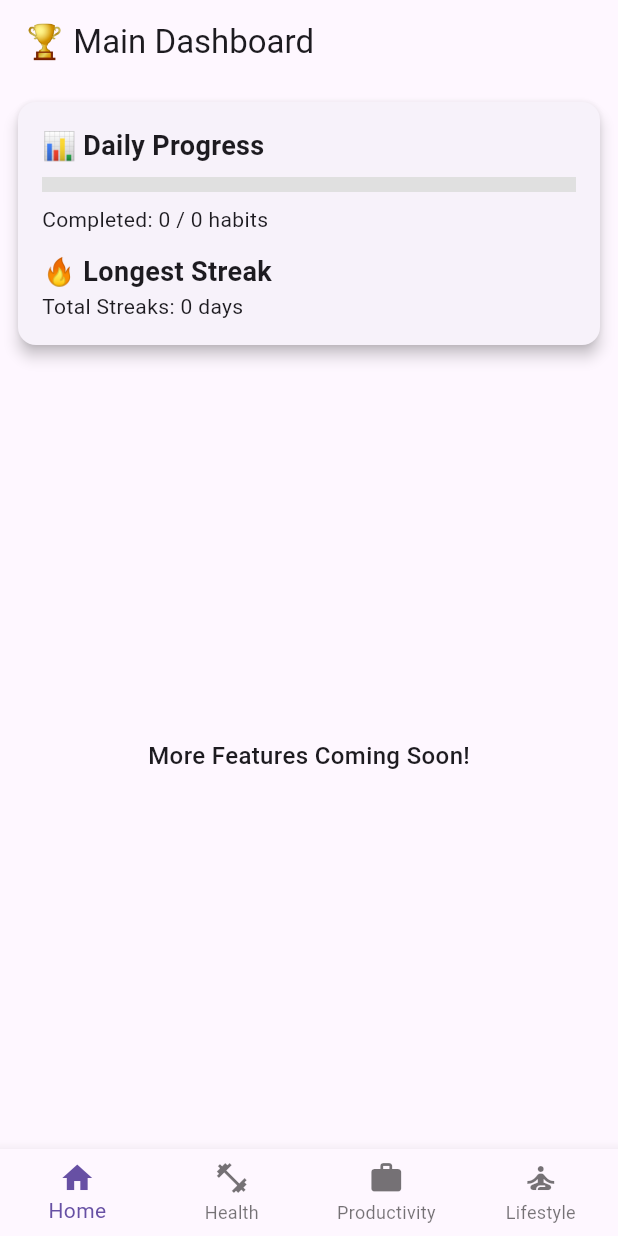
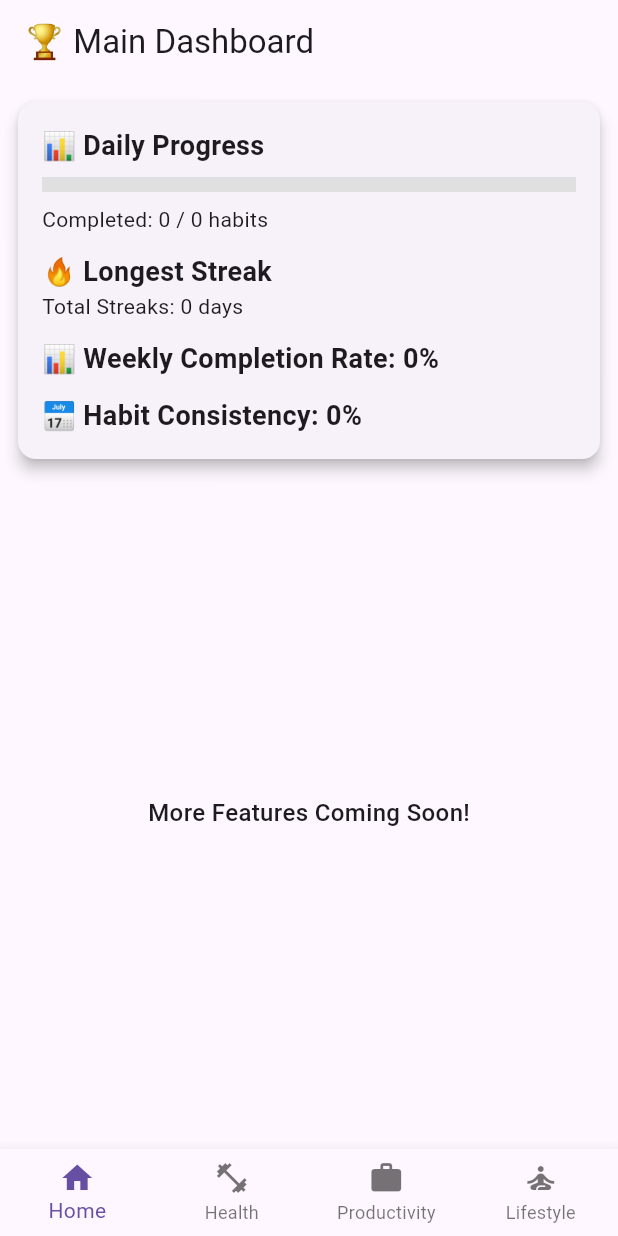
Before and after one commit to TechRaj/habit_tracker, a Flutter app: the screen it shows after launch, on a phone screen of 412 x 824 dp. Run offline on Flutter 3.47's test engine with Material 3 defaults, Android fonts, the phone set to English and light mode, and no system bars; our stand-ins replace confetti, shared_preferences.

Commit message:
Enhanced main page to show more meaningful stats

```diff
--- a/lib/screens/main_screen.dart
+++ b/lib/screens/main_screen.dart
@@ -14,6 +14,8 @@ class _MainScreenState extends State<MainScreen> {
   int totalHabits = 0;
   int totalStreaks = 0;
   Habit? mostConsistentHabit;
+  int weeklyCompletionRate = 0; // 📊 Weekly Completion Rate
+  int consistencyScore = 0; // 📅 Habit Consistency Score
 
   @override
   void initState() {
@@ -24,7 +26,6 @@ class _MainScreenState extends State<MainScreen> {
   void _loadHabits() async {
     SharedPreferences prefs = await SharedPreferences.getInstance();
 
-    // Load habits from all categories
     List<String> keys = ['health_habits', 'productivity_habits', 'lifestyle_habits'];
     List<Habit> allHabits = [];
 
@@ -38,12 +39,20 @@ class _MainScreenState extends State<MainScreen> {
       }
     }
 
-    // Calculate stats
+    // Calculate streaks and best habit
     int completed = allHabits.where((h) => h.isCompleted).length;
     int streaks = allHabits.fold(0, (sum, h) => sum + h.streak);
     Habit? topHabit = allHabits.isNotEmpty
         ? allHabits.reduce((a, b) => a.streak > b.streak ? a : b)
         : null;
+
+    // 📊 Weekly Completion Rate
+    int weeklyCompleted = prefs.getInt('weeklyCompleted') ?? 0;
+    int weeklyTotal = prefs.getInt('weeklyTotal') ?? 1;
+    int weeklyCompletionRate = ((weeklyCompleted / weeklyTotal) * 100).toInt();
+
+    // 📅 Habit Consistency Score
+    int consistencyScore = _calculateConsistency(allHabits);
 
     setState(() {
       habits = allHabits;
@@ -51,7 +60,18 @@ class _MainScreenState extends State<MainScreen> {
       totalHabits = allHabits.length;
       totalStreaks = streaks;
       mostConsistentHabit = topHabit;
+      this.weeklyCompletionRate = weeklyCompletionRate;
+      this.consistencyScore = consistencyScore;
     });
+  }
+
+  int _calculateConsistency(List<Habit> habits) {
+    if (habits.isEmpty) return 0;
+
+    int totalDaysTracked = 7; // Last 7 days
+    int totalCompletions = habits.fold(0, (sum, h) => sum + (h.streak > 0 ? 1 : 0));
+
+    return ((totalCompletions / (habits.length * totalDaysTracked)) * 100).toInt();
   }
 
 Widget _buildStatsSection() {
@@ -81,9 +101,15 @@ class _MainScreenState extends State<MainScreen> {
 
           if (mostConsistentHabit != null) ...[
             SizedBox(height: 12),
-              Text("🏆 Most Consistent Habit:", style: TextStyle(fontSize: 18, fontWeight: FontWeight.bold)),
+            Text("🏆 Best Performing Habit:", style: TextStyle(fontSize: 18, fontWeight: FontWeight.bold)),
             Text("${mostConsistentHabit!.name} (${mostConsistentHabit!.streak} days streak)"),
           ],
+
+          SizedBox(height: 12),
+          Text("📊 Weekly Completion Rate: $weeklyCompletionRate%", style: TextStyle(fontSize: 18, fontWeight: FontWeight.bold)),
+
+          SizedBox(height: 12),
+          Text("📅 Habit Consistency: $consistencyScore%", style: TextStyle(fontSize: 18, fontWeight: FontWeight.bold)),
         ],
       ),
     ),
```
Lines whose indentation alone changed are shown as unchanged.
